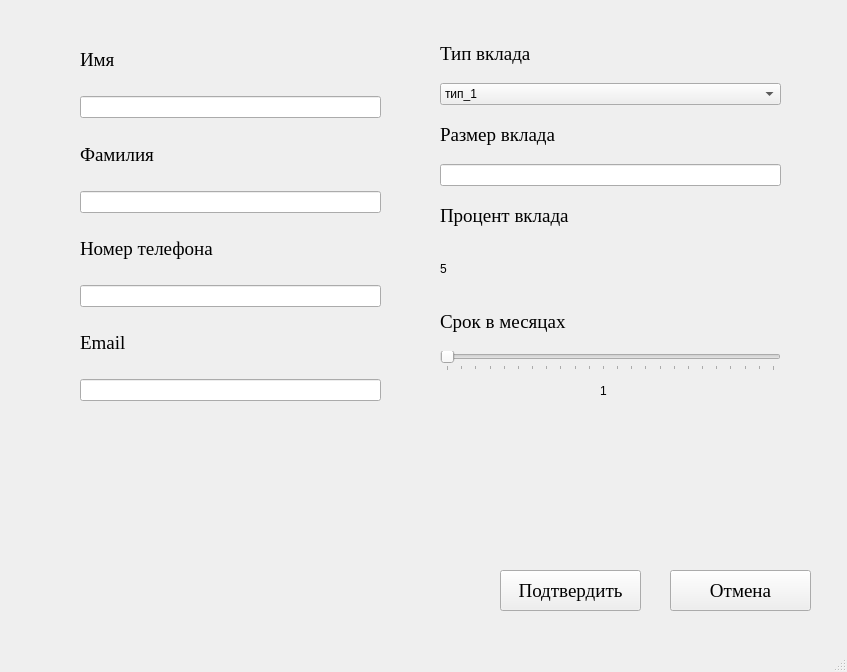
Above: Ui/Добавление вклада.ui from notprogamer3/PractiseProject before the change. Below: the same form after it.
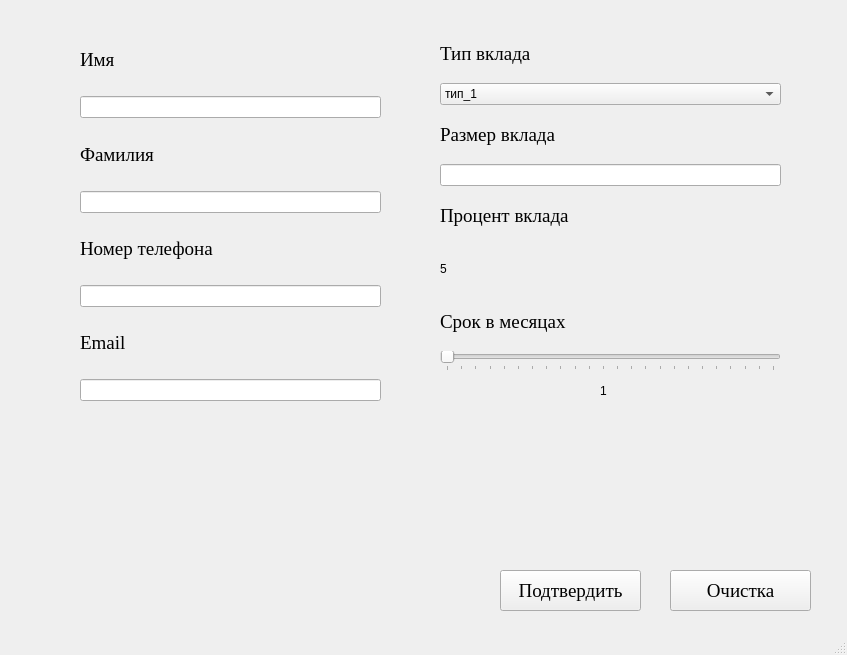
That is the form after the change.

```diff
--- a/Ui/Добавление вклада.ui
+++ b/Ui/Добавление вклада.ui
@@ -7,7 +7,7 @@
     <x>0</x>
     <y>0</y>
     <width>847</width>
-    <height>672</height>
+    <height>655</height>
    </rect>
   </property>
   <property name="contextMenuPolicy">
@@ -52,7 +52,7 @@
      </font>
     </property>
     <property name="text">
-     <string>Отмена</string>
+     <string>Очистка</string>
     </property>
    </widget>
    <widget class="QLabel" name="TimeNumLabel">
```
Left out of the diff: 2 changed lines with no effect on the pictures.
